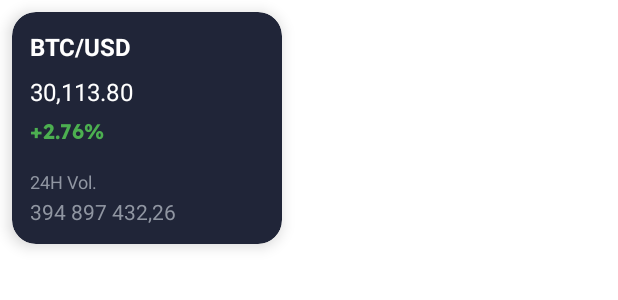
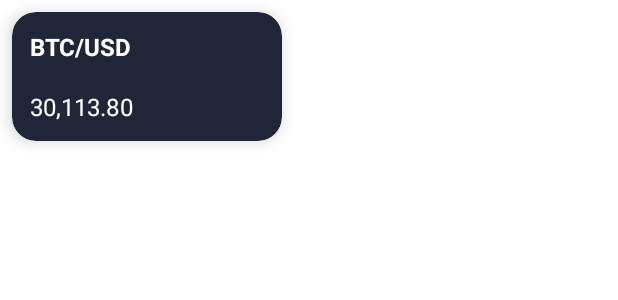
Before and after one commit to Kochipek/ForInvest-Crypto, an Android app: the layout item_trending_coins.xml on its own in the app's theme, with its tools: preview values and no code run, on a phone screen of 412 x 824 dp. Shown: the top 300 px of the screen. Run offline under Robolectric (Android 15) with nearby library versions, the phone set to English and light mode, and no system bars.

Commit message:
Refactor trending coins functionality

```diff
--- a/app/src/main/java/com/ipekkochisarli/forinvest_crypto/features/home/data/remote/HomePageApi.kt
+++ b/app/src/main/java/com/ipekkochisarli/forinvest_crypto/features/home/data/remote/HomePageApi.kt
@@ -2,6 +2,7 @@ package com.ipekkochisarli.forinvest_crypto.features.home.data.remote
 
 import retrofit2.http.Query
 import com.ipekkochisarli.forinvest_crypto.features.home.data.remote.dto.CoinsResponse
+import com.ipekkochisarli.forinvest_crypto.features.home.data.remote.dto.TrendingCoinResponse
 import retrofit2.http.GET
 
 interface HomePageApi {
@@ -10,10 +11,10 @@ interface HomePageApi {
     suspend fun getCoinList(@Query("vs_currency") currency: String = "usd"): CoinsResponse
 
     @GET(END_POINT_GET_TRENDING_COINS)
-    suspend fun getTrendingCoins(): CoinsResponse
+    suspend fun getTrendingCoins(): TrendingCoinResponse
 
     companion object {
-        const val END_POINT_GET_COIN_LIST = "api/v3/coins/markets?vs_currency=usd"
+        const val END_POINT_GET_COIN_LIST = "api/v3/coins/markets?"
         const val END_POINT_GET_TRENDING_COINS = "api/v3/search/trending"
     }
 }
--- a/app/src/main/java/com/ipekkochisarli/forinvest_crypto/features/home/data/remote/HomeRepositoryImpl.kt
+++ b/app/src/main/java/com/ipekkochisarli/forinvest_crypto/features/home/data/remote/HomeRepositoryImpl.kt
@@ -4,6 +4,7 @@ import com.ipekkochisarli.forinvest_crypto.core.data.remote.ApiResult
 import com.ipekkochisarli.forinvest_crypto.features.home.domain.HomeRepository
 import com.ipekkochisarli.forinvest_crypto.features.home.domain.uimodel.CoinUiModel
 import com.ipekkochisarli.forinvest_crypto.features.home.domain.mapper.toDomain
+import com.ipekkochisarli.forinvest_crypto.features.home.domain.uimodel.TrendingCoinUiModel
 import kotlinx.coroutines.flow.Flow
 import kotlinx.coroutines.flow.flow
 import javax.inject.Inject
@@ -21,10 +22,10 @@ class HomeRepositoryImpl @Inject constructor(
         }
     }
 
-    override fun getTrendingCoins(): Flow<ApiResult<List<CoinUiModel>>> = flow {
+    override fun getTrendingCoins(): Flow<ApiResult<List<TrendingCoinUiModel>>> = flow {
         try {
             val response = homePageApi.getTrendingCoins()
-            emit(ApiResult.Success(response.map { it.toDomain() }))
+            emit(ApiResult.Success(response.coins.mapNotNull { it.toDomain() }))
         } catch (e: Exception) {
             emit(ApiResult.Error("Failed to load data: ${e.message}"))
         }
--- a/app/src/main/java/com/ipekkochisarli/forinvest_crypto/features/home/data/remote/dto/CoinResponse.kt
+++ b/app/src/main/java/com/ipekkochisarli/forinvest_crypto/features/home/data/remote/dto/CoinResponse.kt
@@ -1,3 +1,5 @@
 package com.ipekkochisarli.forinvest_crypto.features.home.data.remote.dto
 
 class CoinsResponse : ArrayList<CoinDto>()
+
+class TrendingCoinResponse(val coins: List<TrendingCoin>)
--- /dev/null
+++ b/app/src/main/java/com/ipekkochisarli/forinvest_crypto/features/home/data/remote/dto/TrendingCoin.kt
@@ -0,0 +1,5 @@
+package com.ipekkochisarli.forinvest_crypto.features.home.data.remote.dto
+
+data class TrendingCoin(
+    val item: TrendingCoinItem
+)
--- a/app/src/main/java/com/ipekkochisarli/forinvest_crypto/features/home/domain/HomeRepository.kt
+++ b/app/src/main/java/com/ipekkochisarli/forinvest_crypto/features/home/domain/HomeRepository.kt
@@ -2,9 +2,10 @@ package com.ipekkochisarli.forinvest_crypto.features.home.domain
 
 import com.ipekkochisarli.forinvest_crypto.core.data.remote.ApiResult
 import com.ipekkochisarli.forinvest_crypto.features.home.domain.uimodel.CoinUiModel
+import com.ipekkochisarli.forinvest_crypto.features.home.domain.uimodel.TrendingCoinUiModel
 import kotlinx.coroutines.flow.Flow
 
 interface HomeRepository {
     fun getCoins(currency: String): Flow<ApiResult<List<CoinUiModel>>>
-    fun getTrendingCoins(): Flow<ApiResult<List<CoinUiModel>>>
+    fun getTrendingCoins(): Flow<ApiResult<List<TrendingCoinUiModel>>>
 }
--- a/app/src/main/java/com/ipekkochisarli/forinvest_crypto/features/home/domain/usecase/GetTrendingCoinsUseCase.kt
+++ b/app/src/main/java/com/ipekkochisarli/forinvest_crypto/features/home/domain/usecase/GetTrendingCoinsUseCase.kt
@@ -3,15 +3,15 @@ package com.ipekkochisarli.forinvest_crypto.features.home.domain.usecase
 import com.ipekkochisarli.forinvest_crypto.core.base.BaseUseCase
 import com.ipekkochisarli.forinvest_crypto.core.domain.UiState
 import com.ipekkochisarli.forinvest_crypto.features.home.domain.HomeRepository
-import com.ipekkochisarli.forinvest_crypto.features.home.domain.uimodel.CoinUiModel
+import com.ipekkochisarli.forinvest_crypto.features.home.domain.uimodel.TrendingCoinUiModel
 import kotlinx.coroutines.flow.Flow
 import javax.inject.Inject
 
 class GetTrendingCoinsUseCase @Inject constructor(
     private val coinRepository: HomeRepository
-) : BaseUseCase<List<CoinUiModel>>() {
+) : BaseUseCase<List<TrendingCoinUiModel>>() {
 
-    operator fun invoke(): Flow<UiState<List<CoinUiModel>>> = invoke {
+    operator fun invoke(): Flow<UiState<List<TrendingCoinUiModel>>> = invoke {
         coinRepository.getTrendingCoins()
     }
 }
--- a/app/src/main/java/com/ipekkochisarli/forinvest_crypto/features/home/presentation/HomePageUiState.kt
+++ b/app/src/main/java/com/ipekkochisarli/forinvest_crypto/features/home/presentation/HomePageUiState.kt
@@ -1,9 +1,11 @@
 package com.ipekkochisarli.forinvest_crypto.features.home.presentation
 
 import com.ipekkochisarli.forinvest_crypto.features.home.domain.uimodel.CoinUiModel
+import com.ipekkochisarli.forinvest_crypto.features.home.domain.uimodel.TrendingCoinUiModel
 
 data class HomePageUiState (
     val coinList: List<CoinUiModel> = emptyList(),
+    val trendingCoinList: List<TrendingCoinUiModel> = emptyList(),
     val isLoading: Boolean = false,
     val message: String? = null
 )
--- a/app/src/main/java/com/ipekkochisarli/forinvest_crypto/util/extensions/StringExtensions.kt
+++ b/app/src/main/java/com/ipekkochisarli/forinvest_crypto/util/extensions/StringExtensions.kt
@@ -3,3 +3,5 @@ package com.ipekkochisarli.forinvest_crypto.util.extensions
 fun String.addPrefix(value: String) = this + value
 
 fun String.addSuffix(value: String) = value + this
+
+fun Double.format(digits: Int) = "%.${digits}f".format(this)
--- a/app/src/main/res/layout/item_trending_coins.xml
+++ b/app/src/main/res/layout/item_trending_coins.xml
@@ -38,46 +38,13 @@
             android:layout_width="wrap_content"
             android:layout_height="wrap_content"
             tools:text="30,113.80"
+            android:paddingTop="10dp"
             android:textColor="@color/white"
             android:textSize="16sp"
             app:layout_constraintTop_toBottomOf="@id/coinPair"
             app:layout_constraintStart_toStartOf="parent"
             android:layout_marginTop="8dp"/>
 
-        <androidx.appcompat.widget.AppCompatTextView
-            android:id="@+id/coinChange"
-            android:layout_width="wrap_content"
-            android:layout_height="wrap_content"
-            tools:text="+2.76%"
-            android:fontFamily="@font/readexpro_bold"
-            android:textColor="@color/green"
-            android:textSize="14sp"
-            app:layout_constraintTop_toBottomOf="@id/coinPrice"
-            app:layout_constraintStart_toStartOf="parent"
-            android:layout_marginTop="4dp"/>
-
-        <androidx.appcompat.widget.AppCompatTextView
-            android:id="@+id/volumeLabel"
-            android:layout_width="wrap_content"
-            android:layout_height="wrap_content"
-            tools:text="24H Vol."
-            android:textColor="@color/dark_secondary"
-            android:textSize="12sp"
-            app:layout_constraintTop_toBottomOf="@id/coinChange"
-            app:layout_constraintStart_toStartOf="parent"
-            android:layout_marginTop="12dp"/>
-
-        <androidx.appcompat.widget.AppCompatTextView
-            android:id="@+id/coinVolume"
-            android:layout_width="wrap_content"
-            android:layout_height="wrap_content"
-            tools:text="394 897 432,26"
-            android:textColor="@color/dark_secondary"
-            android:textSize="14sp"
-            app:layout_constraintTop_toBottomOf="@id/volumeLabel"
-            app:layout_constraintStart_toStartOf="parent"
-            android:layout_marginTop="2dp"/>
-
     </androidx.constraintlayout.widget.ConstraintLayout>
 
 </androidx.cardview.widget.CardView>
```
Also changed, not shown: app/src/main/java/com/ipekkochisarli/forinvest_crypto/features/home/data/remote/dto/TrendingCoinItem.kt (added, +22 -0 lines), app/src/main/java/com/ipekkochisarli/forinvest_crypto/features/home/domain/mapper/HomePageMapper.kt (+18 -0 lines), app/src/main/java/com/ipekkochisarli/forinvest_crypto/features/home/domain/uimodel/CoinUiModel.kt (+14 -0 lines), app/src/main/java/com/ipekkochisarli/forinvest_crypto/features/home/presentation/HomeFragment.kt (+7 -6 lines), app/src/main/java/com/ipekkochisarli/forinvest_crypto/features/home/presentation/HomeViewModel.kt (+51 -12 lines), app/src/main/java/com/ipekkochisarli/forinvest_crypto/features/home/presentation/adapter/trendingCoins/TrendingCoinsAdapter.kt (+4 -4 lines), app/src/main/java/com/ipekkochisarli/forinvest_crypto/features/home/presentation/adapter/trendingCoins/TrendingCoinsViewHolder.kt (+6 -17 lines).
